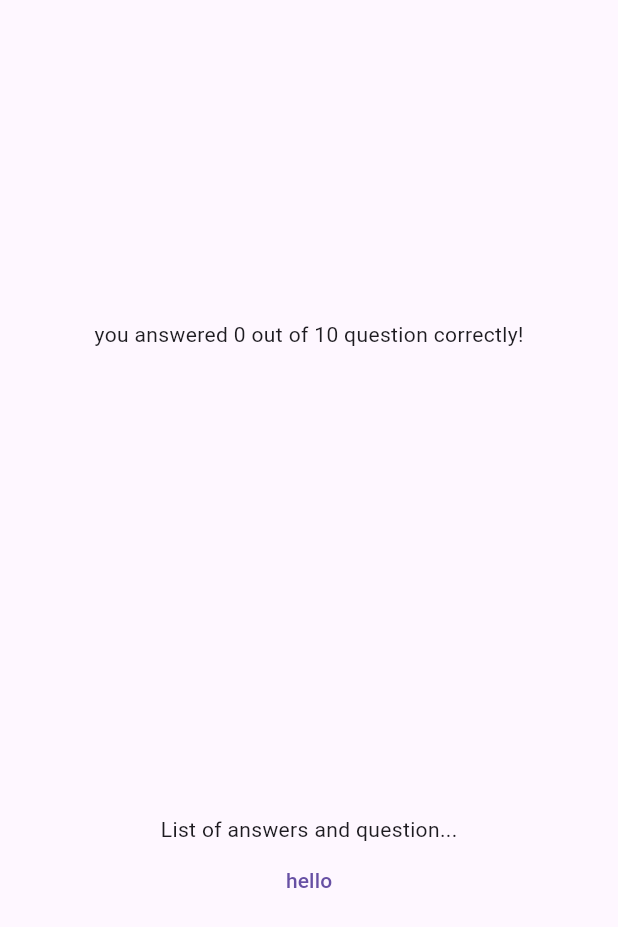
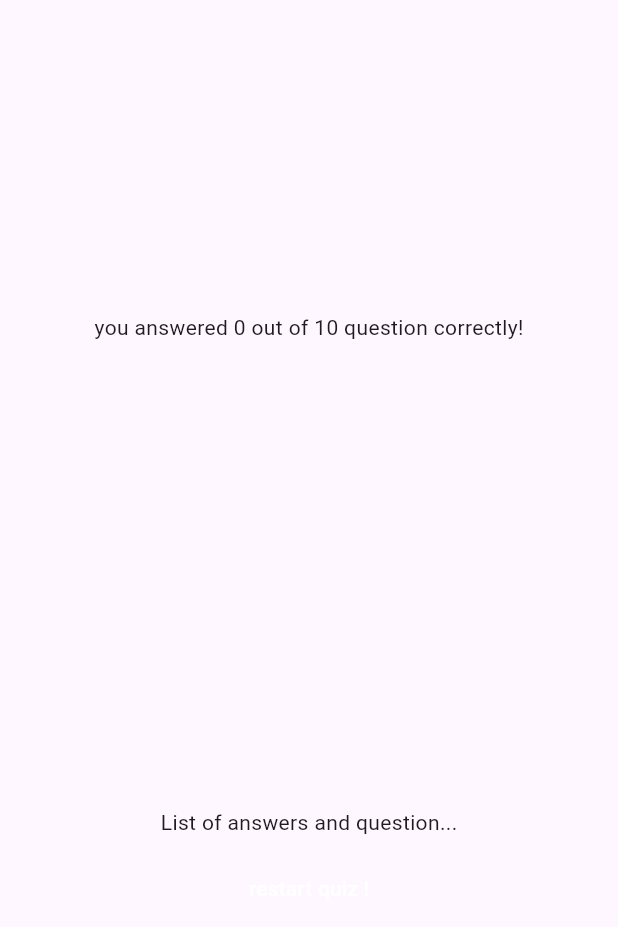
Before and after one commit to morningHiHi/flutter_QuizAppBasic_ForLearn, a Flutter app: the ResultsScreen widget shown alone on an empty page, opened directly with empty values, on a phone screen of 412 x 824 dp. Shown: the top 927 px of the screen. Run offline on Flutter 3.47's test engine with Material 3 defaults, Android fonts, the phone set to English and light mode, and no system bars; our stand-ins replace google_fonts.

Commit message:
thuộc tính restart nhận vào hàm restart, cấu hình nút restart quiz

```diff
--- a/lib/pages/results_screen.dart
+++ b/lib/pages/results_screen.dart
@@ -3,8 +3,13 @@ import 'package:flutter/material.dart';
 import 'package:adv_basics/pages/question_summary.dart';
 
 class ResultsScreen extends StatelessWidget {
-  const ResultsScreen({super.key, required this.chosenAnswers});
-  final List<String> chosenAnswers ;
+  const ResultsScreen({
+    super.key,
+    required this.chosenAnswers,
+    required this.restartQuiz,
+  });
+  final List<String> chosenAnswers;
+  final Function restartQuiz;
 
   List<Map<String, Object>> getSummaryData() {
     List<Map<String, Object>> summary = [];
@@ -24,7 +29,8 @@ class ResultsScreen extends StatelessWidget {
   Widget build(BuildContext context) {
     final summaryData = getSummaryData();
     final int numTotalQuestions = question.length;
-    final int numCorrectQuestion = summaryData.where((data) {
+    final int numCorrectQuestion =
+        summaryData.where((data) {
           return data['user-answer'] == data['correct-answer'];
         }).length;
     return SizedBox(
@@ -35,12 +41,20 @@ class ResultsScreen extends StatelessWidget {
         child: Column(
           mainAxisAlignment: MainAxisAlignment.center,
           children: [
-            Text('you answered $numCorrectQuestion out of $numTotalQuestions question correctly!'),
+            Text(
+              'you answered $numCorrectQuestion out of $numTotalQuestions question correctly!',
+            ),
             const SizedBox(height: 10),
             QuestionSummary(summaryData: getSummaryData()),
             Text('List of answers and question...'),
-            //SizedBox(height: 10),
-            TextButton(onPressed: () {}, child: Text('hello')),
+            SizedBox(height: 10),
+            TextButton(
+              onPressed: () => restartQuiz(),
+              child: Text(
+                'restart quiz !',
+                style: TextStyle(color: Colors.white),
+              ),
+            ),
           ],
         ),
       ),
```
